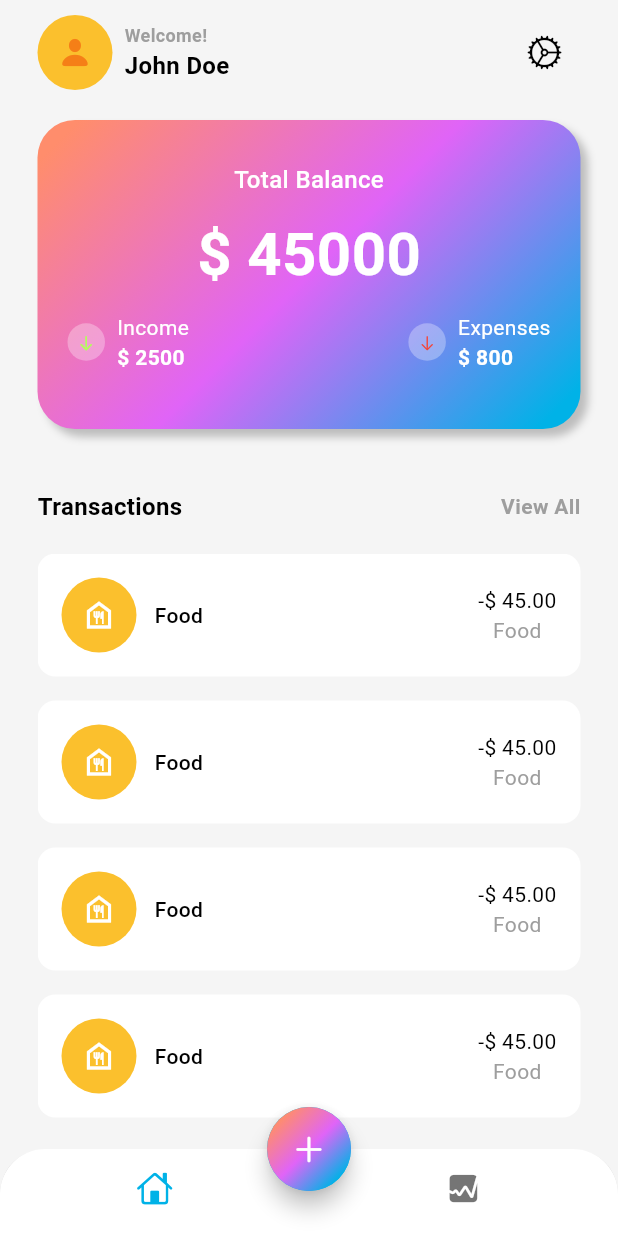
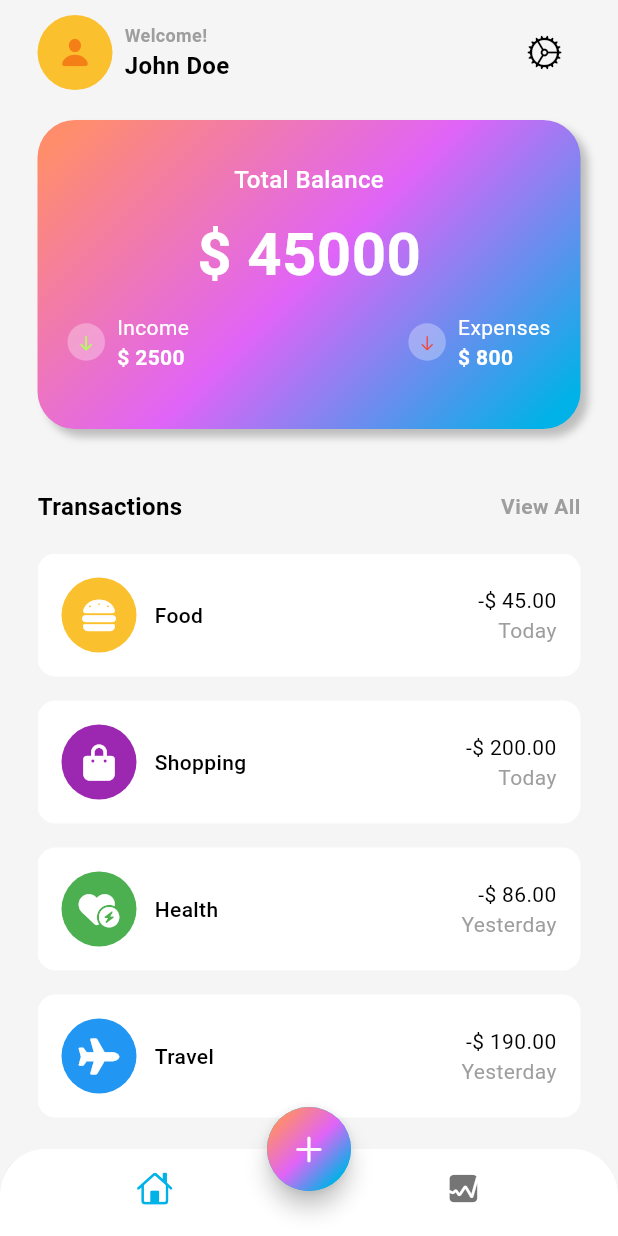
Before and after one commit to Rashmina2000/Expense_tracker_flutter-app, a Flutter app: the screen it shows after launch, on a phone screen of 412 x 824 dp. Run offline on Flutter 3.47's test engine with Material 3 defaults, Android fonts, the phone set to English and light mode, and no system bars; our stand-ins replace font_awesome_flutter.

Commit message:
Final mock data list

```diff
--- a/lib/data/data.dart
+++ b/lib/data/data.dart
@@ -1,30 +1,42 @@
 import 'package:flutter/material.dart';
 import 'package:font_awesome_flutter/font_awesome_flutter.dart';
 
-var transactionsData = [
+List<Map<String, dynamic>> transactionsData = [
   {
-    'icon': const FaIcon(FontAwesomeIcons.burger),
+    'icon': const FaIcon(
+      FontAwesomeIcons.burger,
+      color: Colors.white,
+    ),
     'color': Colors.yellow[700],
     'name': 'Food',
     'totalAmount': '-\$ 45.00',
     'date': 'Today',
   },
   {
-    'icon': const FaIcon(FontAwesomeIcons.bagShopping),
+    'icon': const FaIcon(
+      FontAwesomeIcons.bagShopping,
+      color: Colors.white,
+    ),
     'color': Colors.purple,
     'name': 'Shopping',
     'totalAmount': '-\$ 200.00',
     'date': 'Today',
   },
   {
-    'icon': const FaIcon(FontAwesomeIcons.heartCircleBolt),
+    'icon': const FaIcon(
+      FontAwesomeIcons.heartCircleBolt,
+      color: Colors.white,
+    ),
     'color': Colors.green,
     'name': 'Health',
     'totalAmount': '-\$ 86.00',
     'date': 'Yesterday',
   },
   {
-    'icon': const FaIcon(FontAwesomeIcons.plane),
+    'icon': const FaIcon(
+      FontAwesomeIcons.plane,
+      color: Colors.white,
+    ),
     'color': Colors.blue,
     'name': 'Travel',
     'totalAmount': '-\$ 190.00',
--- a/lib/screens/home/views/main_screen.dart
+++ b/lib/screens/home/views/main_screen.dart
@@ -1,5 +1,6 @@
 import 'dart:math';
 
+import 'package:expense_tracker_app/data/data.dart';
 import 'package:flutter/cupertino.dart';
 import 'package:flutter/material.dart';
 
@@ -247,7 +248,7 @@ class MainScreen extends StatelessWidget {
             ),
             Expanded(
               child: ListView.builder(
-                  itemCount: 10,
+                  itemCount: transactionsData.length,
                   itemBuilder: (context, int i) {
                     return Padding(
                       padding: const EdgeInsets.only(bottom: 16.0),
@@ -270,21 +271,18 @@ class MainScreen extends StatelessWidget {
                                         width: 50,
                                         height: 50,
                                         decoration: BoxDecoration(
-                                          color: Colors.yellow[700],
+                                          color: transactionsData[i]['color'],
                                           shape: BoxShape.circle,
                                         ),
                                       ),
-                                      const Icon(
-                                        Icons.food_bank_outlined,
-                                        color: Colors.white,
-                                      )
+                                      transactionsData[i]['icon'],
                                     ],
                                   ),
                                   const SizedBox(
                                     width: 12,
                                   ),
                                   Text(
-                                    "Food",
+                                    transactionsData[i]['name'],
                                     style: TextStyle(
                                       fontSize: 14,
                                       color: Colors.black,
@@ -294,9 +292,10 @@ class MainScreen extends StatelessWidget {
                                 ],
                               ),
                               Column(
+                                crossAxisAlignment: CrossAxisAlignment.end,
                                 children: [
                                   Text(
-                                    "-\$ 45.00",
+                                    transactionsData[i]['totalAmount'],
                                     style: TextStyle(
                                       fontSize: 14,
                                       color: Colors.black,
@@ -304,7 +303,7 @@ class MainScreen extends StatelessWidget {
                                     ),
                                   ),
                                   Text(
-                                    "Food",
+                                    transactionsData[i]['date'],
                                     style: TextStyle(
                                       fontSize: 14,
                                       color: Colors.grey,
```
